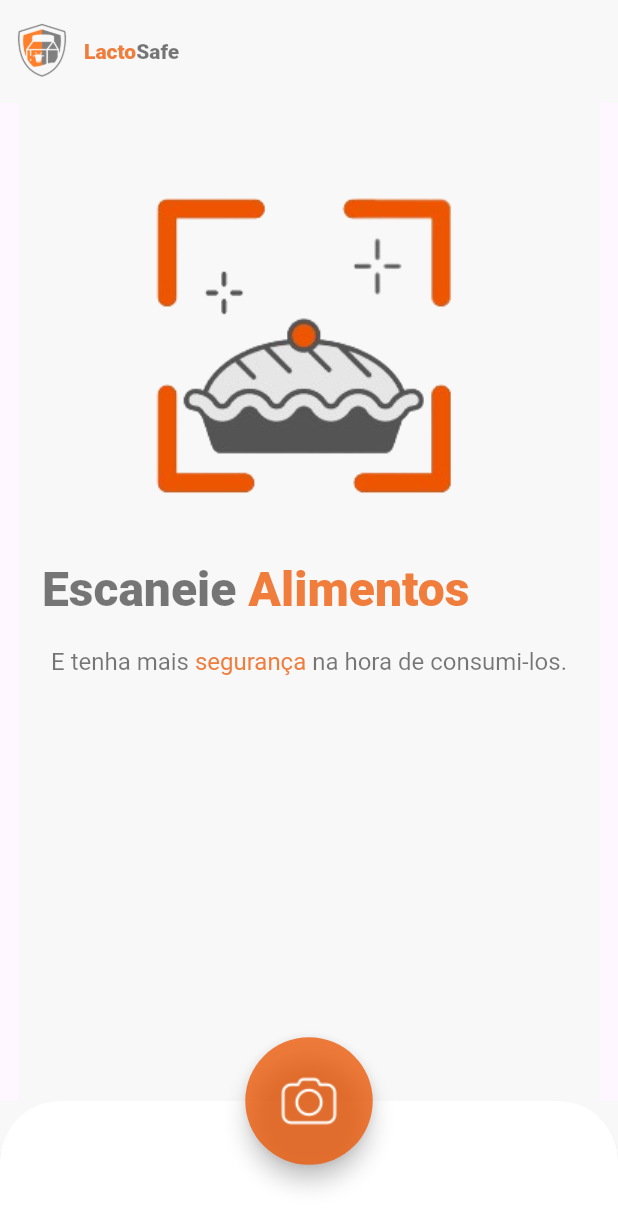
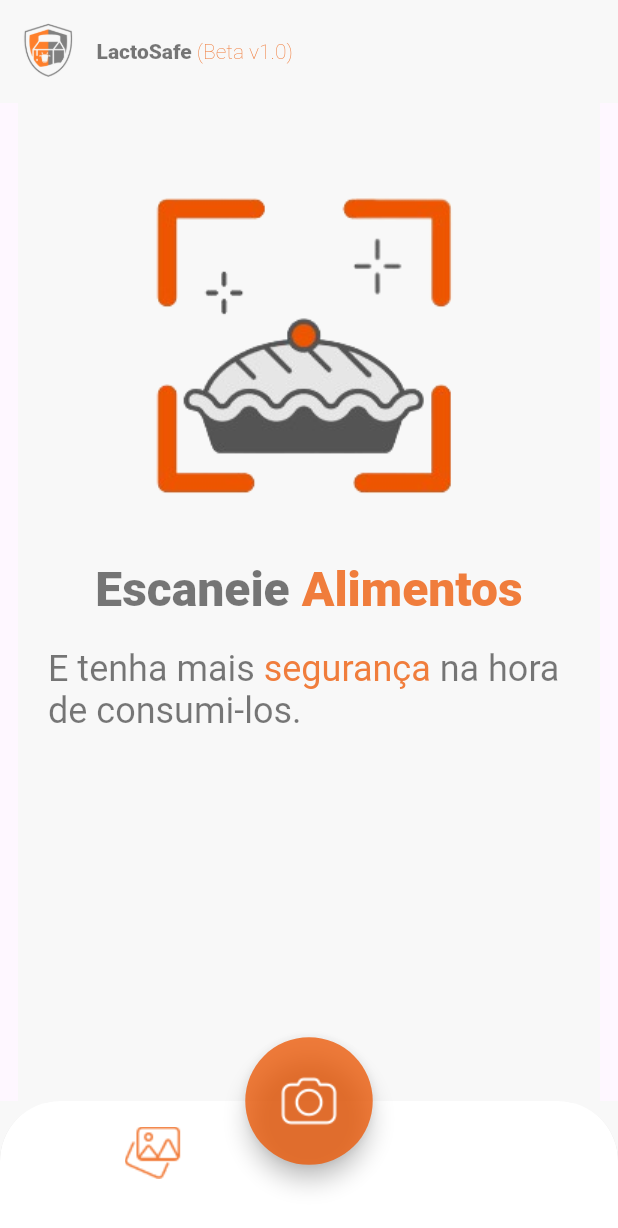
Before and after one commit to Grazifelix/lactosafe-application, a Flutter app: the screen it shows after launch, on a phone screen of 412 x 824 dp. Shown: the top 1228 px of the screen. Run offline on Flutter 3.47's test engine with Material 3 defaults, Android fonts, the phone set to English and light mode, and no system bars; our stand-ins replace flutter_svg, image_picker.

Commit message:
:sparkles: feat: alterar bottom navigation bar

```diff
--- a/lactosafe/lib/src/view/home_page.dart
+++ b/lactosafe/lib/src/view/home_page.dart
@@ -1,4 +1,6 @@
 import 'package:LactoSafe/src/components/photo_widget.dart';
+import 'package:LactoSafe/src/controller/camera_controller.dart';
+import 'package:LactoSafe/src/shared/app_camera_source.dart';
 import 'package:LactoSafe/src/shared/app_colors.dart';
 import 'package:LactoSafe/src/shared/app_images.dart';
 import 'package:LactoSafe/src/shared/app_settings.dart';
@@ -16,14 +18,8 @@ class HomePage extends StatefulWidget {
 }
 
 class _HomePageState extends State<HomePage> {
-  static const List _pages = [HomePageBody(), MapPage()];
+  static const List _pages = [HomePageBody()];
   int _indiceAtual = 0;
-
-  void onTabTapped(int index) {
-    // setState(() {
-    //   _indiceAtual = index;
-    // });
-  }
 
   @override
   Widget build(BuildContext context) {
@@ -40,15 +36,15 @@ class _HomePageState extends State<HomePage> {
                             Image.asset("assets/images/lactosafe_logo_letterless.png"),
                             RichText(
                 text: TextSpan(children: [
-                  TextSpan(text: "Lacto",  style: TextStyle(color: AppColors.orange, fontWeight: FontWeight.w800)),
+                  TextSpan(text: "LactoSafe",  style: TextStyle(color: AppColors.grey, fontWeight: FontWeight.w800)),
                   TextSpan(
-                      text: "Safe",
-                      style: TextStyle(color: AppColors.grey, fontWeight: FontWeight.w800)),
+                      text: " (Beta v1.0)",
+                      style: TextStyle(color: AppColors.orange, fontWeight: FontWeight.w200)),
                 ]),
                             )
                           ]),
               ),
-          leadingWidth: 120,
+          leadingWidth: 200,
         ),
         body: _pages.elementAt(_indiceAtual),
         floatingActionButtonLocation: FloatingActionButtonLocation.centerDocked,
@@ -59,7 +55,8 @@ class _HomePageState extends State<HomePage> {
                 child: FloatingActionButton.large(
                   shape: const StadiumBorder(),
                     onPressed: () {
-                      Navigator.pushNamed(context, '/camera');
+                      // Navigator.pushNamed(context, '/camera');
+                    CameraFoodPicture().takePicture(context: context, sourceType: CameraSource.camera);
                     },
                     backgroundColor: AppColors.orange,
                     child: Image.asset(AppImages.cameraIcon)))),
@@ -79,12 +76,18 @@ class _HomePageState extends State<HomePage> {
         unselectedItemColor: AppColors.grey,
         selectedItemColor: AppColors.orange,
         currentIndex: _indiceAtual,
-        onTap: onTabTapped,
+        onTap: (int index) {
+          switch (index) {
+            case 0:
+              GalleryFoodPicture().takePicture(
+                    context: context, sourceType: CameraSource.gallery);
+          }
+        },
         items: [
           BottomNavigationBarItem(
               icon: Image.asset(
-                AppImages.homeIcon,
-                color: AppColors.pure_white,
+                AppImages.galleryIcon,
+                color: AppColors.orange,
               ),
               label: ''),
           BottomNavigationBarItem(
--- a/lactosafe/lib/src/view/info_food_view.dart
+++ b/lactosafe/lib/src/view/info_food_view.dart
@@ -44,7 +44,7 @@ class _InfoFoodPageState extends State<InfoFoodPage> {
         appBar: AppBar(
           leading: IconButton(
             onPressed: () {
-              Navigator.pop(context);
+              Navigator.popAndPushNamed(context, "/home");
             },
             icon: const Icon(Icons.arrow_back_rounded),
             color: AppColors.orange,
--- a/lactosafe/lib/src/view/welcome_page_contents.dart
+++ b/lactosafe/lib/src/view/welcome_page_contents.dart
@@ -112,14 +112,14 @@ class PageTwo extends StatelessWidget {
             Expanded(
               flex: 4,
               child: Align(
-                alignment: Alignment.centerLeft,
+                alignment: Alignment.center,
                 child: Column(
                   children: [
                     Padding(
                       padding:
                           const EdgeInsets.symmetric(vertical: 20, horizontal: 16),
                       child: Align(
-                        alignment: Alignment.centerLeft,
+                        alignment: Alignment.center,
                         child: RichText(
                           text: TextSpan(
                             style: TextStyle(
@@ -128,7 +128,7 @@ class PageTwo extends StatelessWidget {
                               color: AppColors.grey,
                             ),
                             children: [
-                              TextSpan(text: "Escaneie "),
+                              const TextSpan(text: "Escaneie "),
                               TextSpan(
                                   text: "Alimentos",
                                   style: TextStyle(color: AppColors.orange)),
@@ -144,7 +144,7 @@ class PageTwo extends StatelessWidget {
                         child: RichText(
                           text: TextSpan(
                             style: TextStyle(
-                              fontSize: 16,
+                              fontSize: 24,
                               fontWeight: FontWeight.w400,
                               color: AppColors.grey,
                             ),
```
